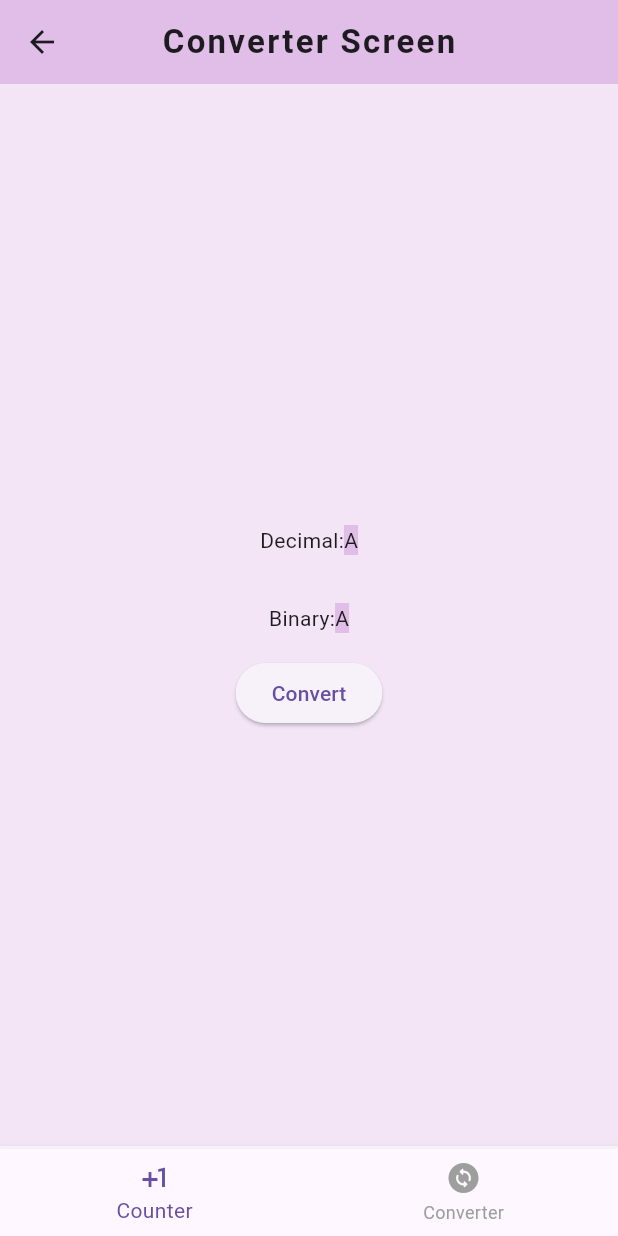
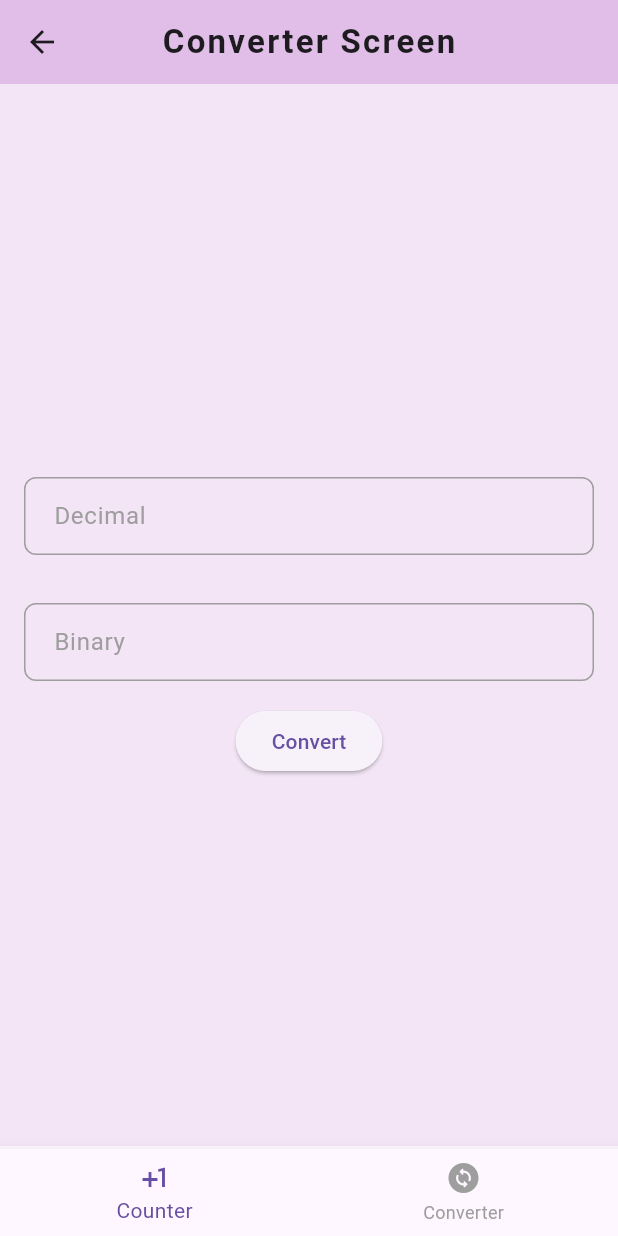
Before and after one commit to tanishadixit0206/counter_app, a Flutter app: the ConverterScreen screen opened by its route, on a phone screen of 412 x 824 dp. Run offline on Flutter 3.47's test engine with Material 3 defaults, Android fonts, the phone set to English and light mode, and no system bars; our stand-ins replace bloc, dio, equatable, flutter_bloc.

Commit message:
feat: adds textfields and onpressed callbacks

```diff
--- a/lib/presentation/converter/converter_screen.dart
+++ b/lib/presentation/converter/converter_screen.dart
@@ -4,13 +4,18 @@ import 'package:flutter/material.dart';
 import 'package:flutter_bloc/flutter_bloc.dart';
 
 class ConverterScreen extends StatelessWidget {
-  const ConverterScreen({Key? key}) : super(key: key);
+  ConverterScreen({Key? key}) : super(key: key);
+  TextEditingController decimalcontroller = TextEditingController();
+  TextEditingController binarycontroller = TextEditingController();
 
   @override
   Widget build(BuildContext context) {
     return BlocProvider(
       create: (context) => ConverterBloc(),
-        child: Scaffold(
+      child: BlocConsumer<ConverterBloc, ConverterState>(
+        listener: (context, state) {},
+        builder: (context, state) {
+          return Scaffold(
             body: Column(
               children: [
                 AppBar(
@@ -35,11 +40,35 @@ class ConverterScreen extends StatelessWidget {
                           child: Row(
                             mainAxisAlignment: MainAxisAlignment.center,
                             children: [
-                            Text("Decimal:"),
-                            Container(
-                              decoration:
-                                  BoxDecoration(color: Colors.purple.shade100),
-                              child: Text("A"),
+                              Expanded(
+                                child: TextField(
+                                  controller: decimalcontroller,
+                                  style: TextStyle(
+                                    fontSize: 16.0,
+                                  ),
+                                  decoration: InputDecoration(
+                                    labelText: "Decimal",
+                                    labelStyle: TextStyle(
+                                      fontSize: 16.0,
+                                      color: Colors.grey,
+                                    ),
+                                    enabledBorder: OutlineInputBorder(
+                                      borderSide: BorderSide(
+                                          color: Colors.grey, width: 1.0),
+                                      borderRadius: BorderRadius.circular(8.0),
+                                    ),
+                                    focusedBorder: OutlineInputBorder(
+                                      borderSide: BorderSide(
+                                          color: Theme.of(context)
+                                              .colorScheme
+                                              .primary,
+                                          width: 1.5),
+                                      borderRadius: BorderRadius.circular(8.0),
+                                    ),
+                                    contentPadding: EdgeInsets.symmetric(
+                                        vertical: 14.0, horizontal: 16.0),
+                                  ),
+                                ),
                               ),
                             ],
                           ),
@@ -49,24 +78,70 @@ class ConverterScreen extends StatelessWidget {
                           child: Row(
                             mainAxisAlignment: MainAxisAlignment.center,
                             children: [
-                            Text("Binary:"),
-                            Container(
-                              decoration:
-                                  BoxDecoration(color: Colors.purple.shade100),
-                              child: Text("A"),
+                              Expanded(
+                                child: TextField(
+                                  controller: binarycontroller,
+                                  style: TextStyle(
+                                    fontSize: 16.0,
+                                  ),
+                                  decoration: InputDecoration(
+                                    labelText: "Binary",
+                                    labelStyle: TextStyle(
+                                      fontSize: 16.0,
+                                      color: Colors.grey,
+                                    ),
+                                    enabledBorder: OutlineInputBorder(
+                                      borderSide: BorderSide(
+                                          color: Colors.grey, width: 1.0),
+                                      borderRadius: BorderRadius.circular(8.0),
+                                    ),
+                                    focusedBorder: OutlineInputBorder(
+                                      borderSide: BorderSide(
+                                          color: Theme.of(context)
+                                              .colorScheme
+                                              .primary,
+                                          width: 1.5),
+                                      borderRadius: BorderRadius.circular(8.0),
+                                    ),
+                                    contentPadding: EdgeInsets.symmetric(
+                                        vertical: 14.0, horizontal: 16.0),
+                                  ),
+                                ),
                               ),
                             ],
                           ),
                         ),
-                      ElevatedButton(onPressed: () {}, child: Text("Convert"))
+                        ElevatedButton(
+                          onPressed: () {
+                            print(decimalcontroller.text);
+                            print(binarycontroller.text);
+                            state.decimal = decimalcontroller.text;
+                            state.binary = binarycontroller.text;
+                            if (state.decimal != "") {
+                              context
+                                  .read<ConverterBloc>()
+                                  .add(DecimalToBinaryEvent());
+                            } else if (state.binary != "") {
+                              context
+                                  .read<ConverterBloc>()
+                                  .add(BinaryToDecimalEvent());
+                            }
+                          },
+                          child: Text("Convert"),
+                        ),
                       ],
-                  )),
+                    ),
+                  ),
                 ),
                 SizedBox(
                   child: BottomNavbarScreen(),
                   height: 60,
                 ),
               ],
-        )));
+            ),
+          );
+        },
+      ),
+    );
   }
 }
```
Lines whose indentation alone changed are shown as unchanged.
